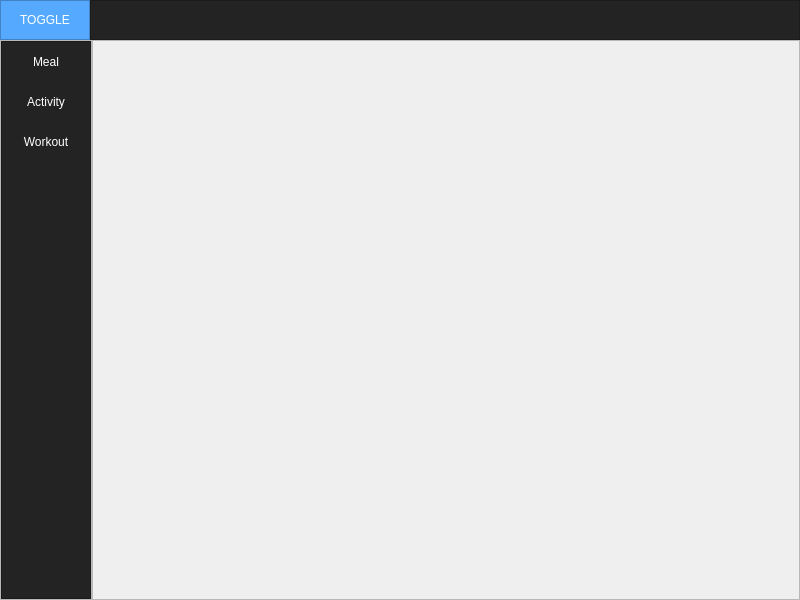
The window that mainwindow.ui (glennnys/Decided) describes before a commit, drawn with Qt 5.
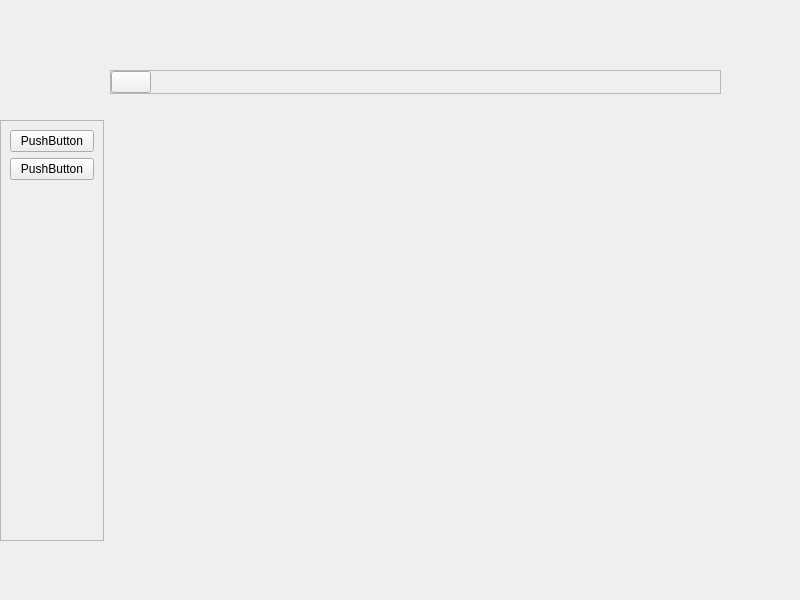
The same window after the commit. Icons and pictures are not drawn.

Patch:
```diff
--- a/mainwindow.ui
+++ b/mainwindow.ui
@@ -14,65 +14,14 @@
    <string>Simealplified</string>
   </property>
   <widget class="QWidget" name="centralwidget">
-   <layout class="QVBoxLayout" name="verticalLayout">
-    <property name="spacing">
-     <number>0</number>
-    </property>
-    <property name="leftMargin">
-     <number>0</number>
-    </property>
-    <property name="topMargin">
-     <number>0</number>
-    </property>
-    <property name="rightMargin">
-     <number>0</number>
-    </property>
-    <property name="bottomMargin">
-     <number>0</number>
-    </property>
-    <item>
-     <widget class="QFrame" name="Top_Bar">
-      <property name="maximumSize">
-       <size>
-        <width>16777215</width>
-        <height>40</height>
-       </size>
-      </property>
-      <property name="styleSheet">
-       <string notr="true">background-color: rgb(35, 35, 35);</string>
-      </property>
-      <property name="frameShape">
-       <enum>QFrame::Shape::NoFrame</enum>
-      </property>
-      <property name="frameShadow">
-       <enum>QFrame::Shadow::Raised</enum>
-      </property>
-      <layout class="QHBoxLayout" name="horizontalLayout">
-       <property name="spacing">
-        <number>0</number>
-       </property>
-       <property name="leftMargin">
-        <number>0</number>
-       </property>
-       <property name="topMargin">
-        <number>0</number>
-       </property>
-       <property name="rightMargin">
-        <number>0</number>
-       </property>
-       <property name="bottomMargin">
-        <number>0</number>
-       </property>
-       <item>
-        <widget class="QFrame" name="frame_toggle">
-         <property name="maximumSize">
-          <size>
-           <width>90</width>
-           <height>40</height>
-          </size>
-         </property>
-         <property name="styleSheet">
-          <string notr="true">background-color: rgb(85, 170, 255);</string>
+   <widget class="QFrame" name="frame_2">
+    <property name="geometry">
+     <rect>
+      <x>0</x>
+      <y>120</y>
+      <width>104</width>
+      <height>421</height>
+     </rect>
          </property>
          <property name="frameShape">
           <enum>QFrame::Shape::StyledPanel</enum>
@@ -81,220 +30,18 @@
           <enum>QFrame::Shadow::Raised</enum>
          </property>
          <layout class="QVBoxLayout" name="verticalLayout_2">
-          <property name="spacing">
-           <number>0</number>
-          </property>
-          <property name="leftMargin">
-           <number>0</number>
-          </property>
-          <property name="topMargin">
-           <number>0</number>
-          </property>
-          <property name="rightMargin">
-           <number>0</number>
-          </property>
-          <property name="bottomMargin">
-           <number>0</number>
-          </property>
           <item>
-           <widget class="QPushButton" name="Btn_Toggle">
-            <property name="sizePolicy">
-             <sizepolicy hsizetype="Expanding" vsizetype="Expanding">
-              <horstretch>0</horstretch>
-              <verstretch>0</verstretch>
-             </sizepolicy>
-            </property>
-            <property name="styleSheet">
-             <string notr="true">color: rgb(255, 255, 255);
-border: 0px solid;</string>
-            </property>
+      <widget class="QPushButton" name="pushButton">
             <property name="text">
-             <string>TOGGLE</string>
+        <string>PushButton</string>
             </property>
            </widget>
           </item>
-         </layout>
-        </widget>
-       </item>
        <item>
-        <widget class="QFrame" name="frame_top">
-         <property name="frameShape">
-          <enum>QFrame::Shape::StyledPanel</enum>
-         </property>
-         <property name="frameShadow">
-          <enum>QFrame::Shadow::Raised</enum>
-         </property>
-        </widget>
-       </item>
-      </layout>
-     </widget>
-    </item>
-    <item>
-     <widget class="QFrame" name="Content">
-      <property name="frameShape">
-       <enum>QFrame::Shape::StyledPanel</enum>
-      </property>
-      <property name="frameShadow">
-       <enum>QFrame::Shadow::Raised</enum>
-      </property>
-      <layout class="QHBoxLayout" name="horizontalLayout_2">
-       <property name="spacing">
-        <number>0</number>
-       </property>
-       <property name="leftMargin">
-        <number>0</number>
-       </property>
-       <property name="topMargin">
-        <number>0</number>
-       </property>
-       <property name="rightMargin">
-        <number>0</number>
-       </property>
-       <property name="bottomMargin">
-        <number>0</number>
-       </property>
-       <item>
-        <widget class="QFrame" name="frame_left_value">
-         <property name="minimumSize">
-          <size>
-           <width>90</width>
-           <height>0</height>
-          </size>
-         </property>
-         <property name="maximumSize">
-          <size>
-           <width>90</width>
-           <height>16777215</height>
-          </size>
-         </property>
-         <property name="styleSheet">
-          <string notr="true">background-color: rgb(35, 35, 35);</string>
-         </property>
-         <property name="frameShape">
-          <enum>QFrame::Shape::StyledPanel</enum>
-         </property>
-         <property name="frameShadow">
-          <enum>QFrame::Shadow::Raised</enum>
-         </property>
-         <layout class="QVBoxLayout" name="verticalLayout_3">
-          <property name="leftMargin">
-           <number>0</number>
-          </property>
-          <property name="topMargin">
-           <number>0</number>
-          </property>
-          <property name="rightMargin">
-           <number>0</number>
-          </property>
-          <property name="bottomMargin">
-           <number>0</number>
-          </property>
-          <item>
-           <widget class="QFrame" name="frame_top_menus">
-            <property name="sizeIncrement">
-             <size>
-              <width>0</width>
-              <height>0</height>
-             </size>
-            </property>
-            <property name="frameShape">
-             <enum>QFrame::Shape::NoFrame</enum>
-            </property>
-            <property name="frameShadow">
-             <enum>QFrame::Shadow::Raised</enum>
-            </property>
-            <layout class="QVBoxLayout" name="verticalLayout_4" stretch="0,0,0">
-             <property name="spacing">
-              <number>0</number>
-             </property>
-             <property name="leftMargin">
-              <number>0</number>
-             </property>
-             <property name="topMargin">
-              <number>0</number>
-             </property>
-             <property name="rightMargin">
-              <number>0</number>
-             </property>
-             <property name="bottomMargin">
-              <number>0</number>
-             </property>
-             <item>
-              <widget class="QPushButton" name="btn_page_food">
-               <property name="minimumSize">
-                <size>
-                 <width>0</width>
-                 <height>40</height>
-                </size>
-               </property>
-               <property name="styleSheet">
-                <string notr="true">QPushButton {
-	color: rgb(255, 255, 255);
-	background-color: rgb(35, 35, 35);
-	border: 0px solid;
-}
-QPushButton:hover {
-	background-color: rgb(85, 170, 255);
-}</string>
-               </property>
+      <widget class="QPushButton" name="pushButton_2">
                <property name="text">
-                <string>Meal</string>
-               </property>
-               <property name="checkable">
-                <bool>false</bool>
-               </property>
-               <property name="checked">
-                <bool>false</bool>
-               </property>
-              </widget>
-             </item>
-             <item>
-              <widget class="QPushButton" name="btn_page_act">
-               <property name="minimumSize">
-                <size>
-                 <width>0</width>
-                 <height>40</height>
-                </size>
-               </property>
-               <property name="styleSheet">
-                <string notr="true">QPushButton {
-	color: rgb(255, 255, 255);
-	background-color: rgb(35, 35, 35);
-	border: 0px solid;
-}
-QPushButton:hover {
-	background-color: rgb(85, 170, 255);
-}</string>
-               </property>
-               <property name="text">
-                <string>Activity</string>
-               </property>
-              </widget>
-             </item>
-             <item>
-              <widget class="QPushButton" name="btn_page_sport">
-               <property name="minimumSize">
-                <size>
-                 <width>0</width>
-                 <height>40</height>
-                </size>
-               </property>
-               <property name="styleSheet">
-                <string notr="true">QPushButton {
-	color: rgb(255, 255, 255);
-	background-color: rgb(35, 35, 35);
-	border: 0px solid;
-}
-QPushButton:hover {
-	background-color: rgb(85, 170, 255);
-}</string>
-               </property>
-               <property name="text">
-                <string>Workout</string>
-               </property>
-              </widget>
-             </item>
-            </layout>
+        <string>PushButton</string>
+       </property>
            </widget>
           </item>
           <item>
@@ -305,23 +52,32 @@
             <property name="sizeHint" stdset="0">
              <size>
               <width>20</width>
-              <height>40</height>
+         <height>340</height>
              </size>
             </property>
            </spacer>
           </item>
          </layout>
         </widget>
-       </item>
+   <widget class="QWidget" name="">
+    <property name="geometry">
+     <rect>
+      <x>110</x>
+      <y>70</y>
+      <width>611</width>
+      <height>371</height>
+     </rect>
+    </property>
+    <layout class="QVBoxLayout" name="verticalLayout">
        <item>
-        <widget class="QFrame" name="frame_pages">
+      <widget class="QFrame" name="frame">
          <property name="frameShape">
           <enum>QFrame::Shape::StyledPanel</enum>
          </property>
          <property name="frameShadow">
           <enum>QFrame::Shadow::Raised</enum>
          </property>
-         <layout class="QVBoxLayout" name="verticalLayout_5">
+       <layout class="QHBoxLayout" name="horizontalLayout">
           <property name="spacing">
            <number>0</number>
           </property>
@@ -337,20 +93,37 @@
           <property name="bottomMargin">
            <number>0</number>
           </property>
-         </layout>
+        <item>
+         <widget class="QPushButton" name="main_burger">
+          <property name="text">
+           <string/>
+          </property>
+          <property name="icon">
+           <iconset theme="QIcon::ThemeIcon::FormatJustifyFill"/>
+          </property>
         </widget>
        </item>
        <item>
-        <widget class="QStackedWidget" name="stacked_pages">
-         <property name="currentIndex">
-          <number>-1</number>
-         </property>
-        </widget>
+         <spacer name="horizontalSpacer">
+          <property name="orientation">
+           <enum>Qt::Orientation::Horizontal</enum>
+          </property>
+          <property name="sizeHint" stdset="0">
+           <size>
+            <width>40</width>
+            <height>20</height>
+           </size>
+          </property>
+         </spacer>
        </item>
       </layout>
      </widget>
     </item>
-   </layout>
+     <item>
+      <widget class="QStackedWidget" name="pages"/>
+     </item>
+    </layout>
+   </widget>
   </widget>
  </widget>
  <resources/>
```
Lines whose indentation alone changed are shown as unchanged.
